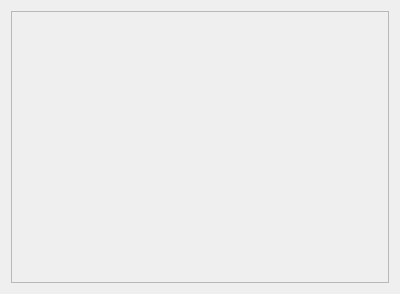
The window that src/gui/widgets/definitionwidget.ui (ripose-jp/Memento) describes before a commit, drawn with Qt 5.
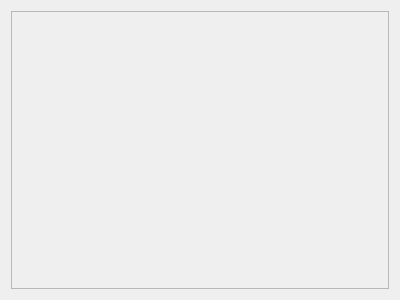
The same window after the commit.

Commit message: Changed size a little bit

```diff
--- a/src/gui/widgets/definitionwidget.ui
+++ b/src/gui/widgets/definitionwidget.ui
@@ -7,7 +7,7 @@
     <x>0</x>
     <y>0</y>
     <width>400</width>
-    <height>294</height>
+    <height>300</height>
    </rect>
   </property>
   <property name="sizePolicy">
@@ -25,7 +25,7 @@
   <property name="maximumSize">
    <size>
     <width>400</width>
-    <height>600</height>
+    <height>300</height>
    </size>
   </property>
   <property name="mouseTracking">
@@ -67,7 +67,7 @@
         <x>0</x>
         <y>0</y>
         <width>384</width>
-        <height>278</height>
+        <height>284</height>
        </rect>
       </property>
       <property name="sizePolicy">
```
